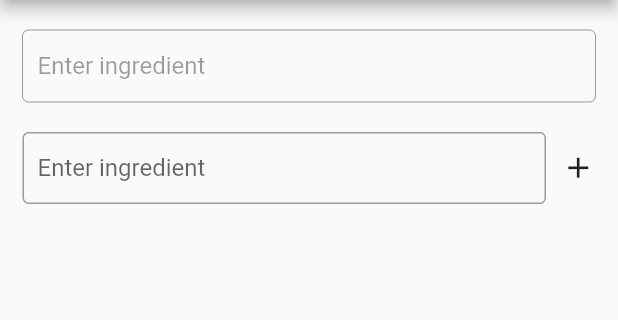
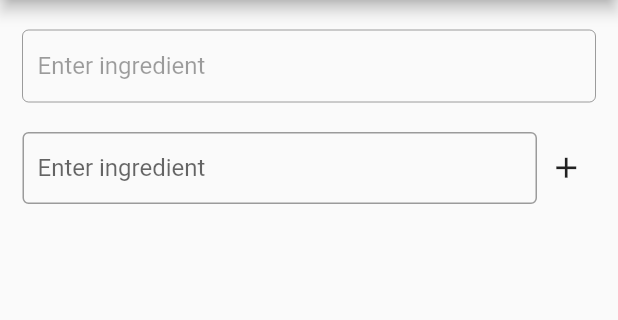
Before and after one commit to imranZMiko/Eten, a Flutter app: the SearchScreen screen opened directly, after a tap on the "add" icon, on a phone screen of 412 x 824 dp, the part 84-404 px from its top. Run offline on Flutter 3.47's test engine with Material 2 defaults, Android fonts, the light colour scheme and no system bars.

Commit message:
Fixed add ingredient button shape.

```diff
--- a/lib/widgets/ingredients_search.dart
+++ b/lib/widgets/ingredients_search.dart
@@ -44,9 +44,7 @@ class _IngredientsSearchState extends State<IngredientsSearch> {
                       icon: Icon(Icons.add),
                       iconSize: 23,
                       splashRadius: 18,
-                      padding: EdgeInsets.only(
-                        left: 10,
-                      ),
+                      padding: EdgeInsets.all(8),
                       constraints: BoxConstraints(),
                     ),
                 ],
```
